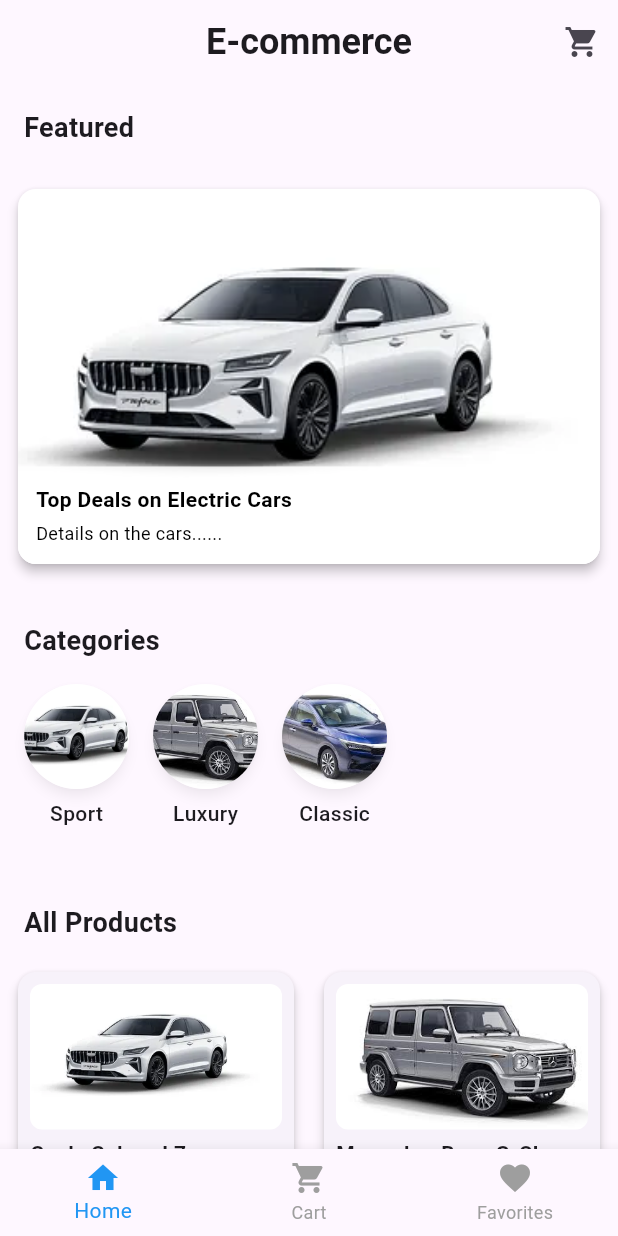
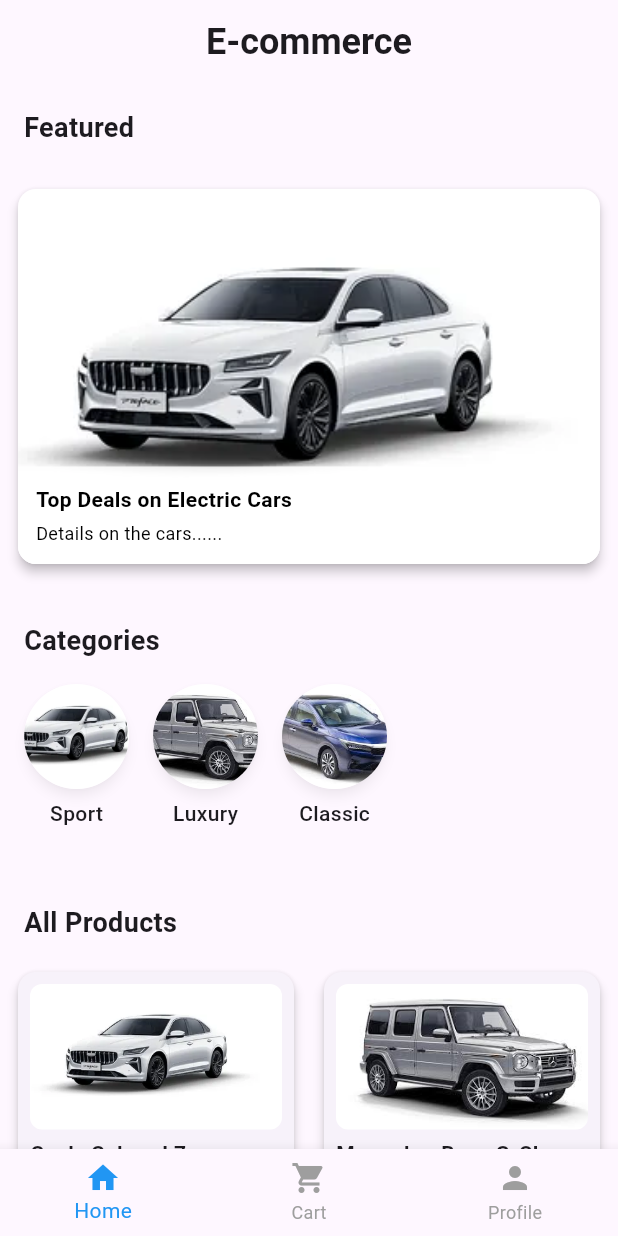
Before and after one commit to fatma243/Brightskies-app, a Flutter app: the screen it shows after launch, after a tap on "Get Started", on a phone screen of 412 x 824 dp. Run offline on Flutter 3.47's test engine with Material 3 defaults, Android fonts, the phone set to English and light mode, and no system bars; our stand-ins replace flutter_bloc, hive, hive_flutter; accounts and stored records are empty.

Commit message:
bottom navigation with profile page

```diff
--- a/lib/appservice/bottom_navigation.dart
+++ b/lib/appservice/bottom_navigation.dart
@@ -1,6 +1,10 @@
 import 'package:flutter/material.dart';
+import 'package:flutter_bloc/flutter_bloc.dart';
 import '../cart/presentation/screens/cart_page.dart';
 import '../home/presentation/screens/home.dart';
+import '../appservice/cart_bloc.dart';
+import '../appservice/cart_state.dart';
+import '../profile.dart';
 
 class BottomNavigation extends StatefulWidget {
   const BottomNavigation({super.key});
@@ -15,23 +19,7 @@ class _BottomNavigationState extends State<BottomNavigation> {
   final List<Widget> _screens = [
     const Home(),
     const CartPage(),
-    const SizedBox(),
-  ];
-
-  final List<BottomNavigationBarItem> _bottomItems = const [
-    BottomNavigationBarItem(
-      icon: Icon(Icons.home),
-      label: 'Home',
-    ),
-    BottomNavigationBarItem(
-      icon: Icon(Icons.shopping_cart),
-      label: 'Cart',
-    ),
-    BottomNavigationBarItem(
-      icon: Icon(Icons.favorite),
-      label: 'Favorites',
-    ),
-
+    const ProfilePage(),
   ];
 
   void _onTabSelected(int index) {
@@ -45,7 +33,47 @@ class _BottomNavigationState extends State<BottomNavigation> {
     return Scaffold(
       body: _screens[_selectedIndex],
       bottomNavigationBar: BottomNavigationBar(
-        items: _bottomItems,
+        items: [
+          const BottomNavigationBarItem(
+            icon: Icon(Icons.home),
+            label: 'Home',
+          ),
+
+          BottomNavigationBarItem(
+            icon: BlocBuilder<CartBloc, CartState>(
+              builder: (context, state) {
+                return Stack(
+                  clipBehavior: Clip.none,
+                  children: [
+                    const Icon(Icons.shopping_cart),
+                    if (state.count > 0)
+                      Positioned(
+                        right: -6,
+                        top: -6,
+                        child: CircleAvatar(
+                          radius: 8,
+                          backgroundColor: Colors.red,
+                          child: Text(
+                            '${state.count}',
+                            style: const TextStyle(
+                              fontSize: 10,
+                              color: Colors.white,
+                            ),
+                          ),
+                        ),
+                      ),
+                  ],
+                );
+              },
+            ),
+            label: 'Cart',
+          ),
+
+          const BottomNavigationBarItem(
+            icon: Icon(Icons.person),
+            label: 'Profile',
+          ),
+        ],
         currentIndex: _selectedIndex,
         onTap: _onTabSelected,
         selectedItemColor: Colors.blue,
--- a/lib/appservice/product.dart
+++ b/lib/appservice/product.dart
@@ -1,5 +1,4 @@
 import 'package:hive/hive.dart';
-
 part 'product.g.dart';
 
 @HiveType(typeId: 0)
--- a/lib/cart/presentation/cart_storage_service.dart
+++ b/lib/cart/presentation/cart_storage_service.dart
@@ -8,8 +8,6 @@ class CartStorageService {
   CartStorageService() {
     if (Hive.isBoxOpen(_boxName)) {
       _box = Hive.box(_boxName);
-    } else {
-      throw Exception('Hive box "$_boxName" is not open. Call Hive.openBox before using CartStorageService.');
     }
   }
 
--- a/lib/home/presentation/screens/home.dart
+++ b/lib/home/presentation/screens/home.dart
@@ -20,39 +20,6 @@ class Home extends StatelessWidget {
           "E-commerce",
           style: TextStyle(fontSize: 24, fontWeight: FontWeight.bold),
         ),
-        actions: [
-          BlocBuilder<CartBloc, CartState>(
-            builder: (context, state) {
-              return Stack(
-                alignment: Alignment.topRight,
-                children: [
-                  IconButton(
-                    icon: const Icon(Icons.shopping_cart),
-                    onPressed: () {
-                      Navigator.push(
-                        context,
-                        MaterialPageRoute(builder: (_) => const CartPage()),
-                      );
-                    },
-                  ),
-                  if (state.count > 0)
-                    Positioned(
-                      right: 8,
-                      top: 8,
-                      child: CircleAvatar(
-                        radius: 8,
-                        backgroundColor: Colors.red,
-                        child: Text(
-                          '${state.count}',
-                          style: const TextStyle(fontSize: 10, color: Colors.white),
-                        ),
-                      ),
-                    ),
-                ],
-              );
-            },
-          ),
-        ],
       ),
 
 
--- a/lib/main.dart
+++ b/lib/main.dart
@@ -1,7 +1,6 @@
 import 'package:flutter/material.dart';
 import 'package:flutter_bloc/flutter_bloc.dart';
 import 'package:hive_flutter/hive_flutter.dart';
-
 import 'appservice/product.dart';
 import 'appservice/cart_event.dart';
 import 'cart/presentation/cart_storage_service.dart';
```
Also changed, not shown: lib/cart/presentation/screens/cart_page.dart (+18 -2 lines), lib/profile.dart (added, +101 -0 lines).
